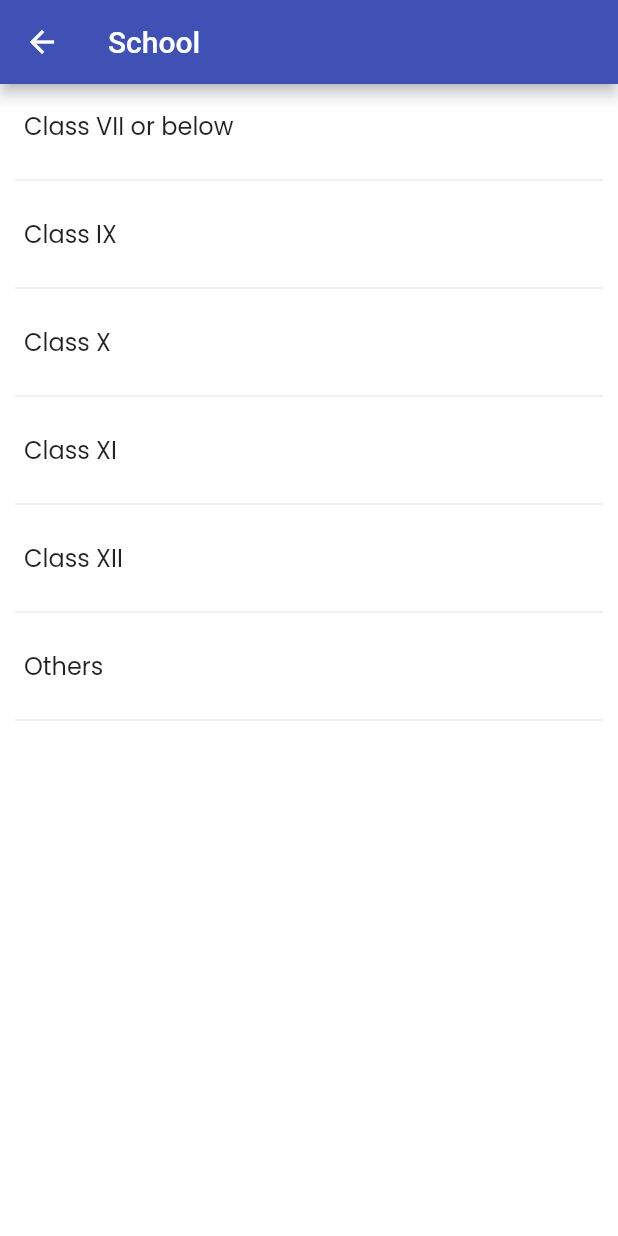
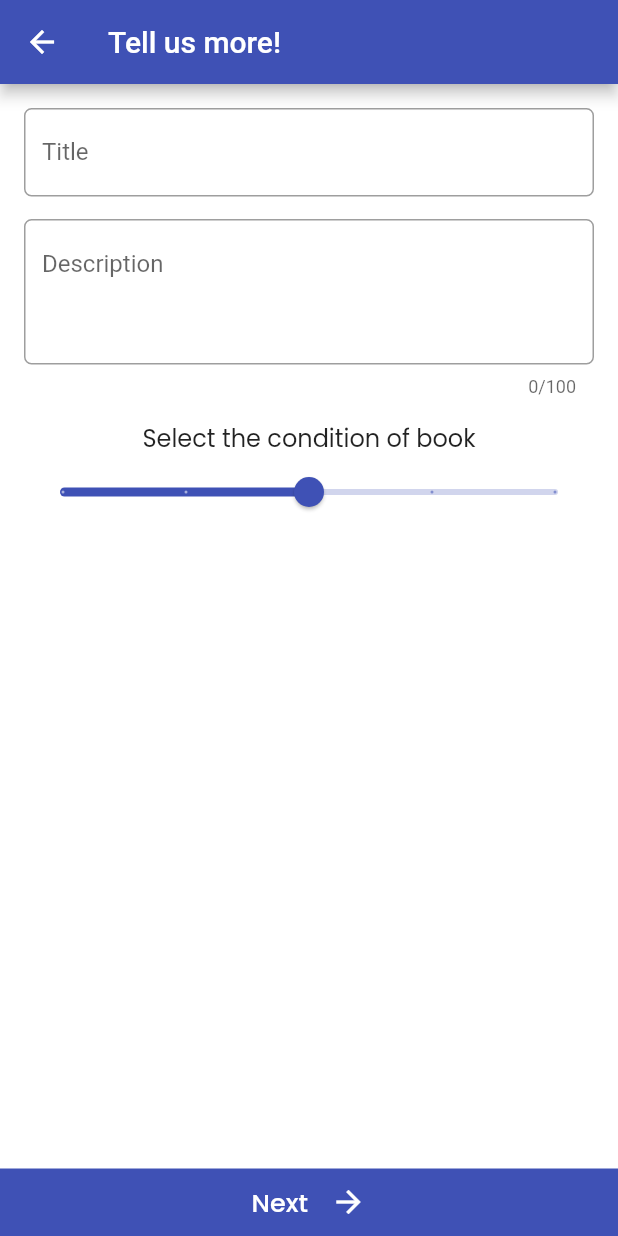
Before and after one commit to ishanknijhawan/BookLord, a Flutter app: the FurtherCat screen opened directly with empty values, after a tap on "Class VII or below", on a phone screen of 412 x 824 dp. Run offline on Flutter 3.47's test engine with Material 2 defaults, Android fonts, the phone set to English and light mode, and no system bars; our stand-ins replace carousel_slider, cloud_firestore, firebase_auth, image_picker; missing offline and left inert: multi_image_picker; accounts and stored records are empty.

```diff
--- a/lib/data/categories.dart
+++ b/lib/data/categories.dart
@@ -61,6 +61,10 @@ class Categories {
     },
     {
       'category': 'Others',
+      'further': [
+        'test',
+        'test',
+      ],
     },
   ];
 }
--- a/lib/models/ad_model.dart
+++ b/lib/models/ad_model.dart
@@ -1,23 +1,27 @@
-import 'package:flutter/cupertino.dart';
-
 import '../models/ad_location.dart';
 
 class AdModel {
-  final String id;
-  final double price;
-  final String title;
-  final List<String> categories;
-  final List<String> images;
-  final String userId;
-  final Location location;
+  String id;
+  double price;
+  String title;
+  String description;
+  List<String> categories;
+  List<String> images;
+  String userId;
+  Location location;
+  String condition;
+  bool isSold;
 
   AdModel({
     this.id,
     this.price,
     this.title,
     this.categories,
+    this.description,
     this.images,
     this.userId,
     this.location,
+    this.condition,
+    this.isSold,
   });
 }
--- a/lib/provider/ad_provider.dart
+++ b/lib/provider/ad_provider.dart
@@ -1,11 +1,28 @@
 import 'package:flutter/cupertino.dart';
 
 import '../models/ad_model.dart';
+import '../data/categories.dart';
 
 class AdProvider with ChangeNotifier {
   List<AdModel> _items = [];
+  AdModel _adModel = AdModel();
+  var cats = Categories.storedCategories;
 
   List<AdModel> get items {
     return [..._items];
   }
+
+  void addCategory(String cat) {
+    cats.add(cat);
+  }
+
+  void addTitleAndStuff(String title, String desc, String condition) {
+    if (_adModel == null) {
+      _adModel = AdModel();
+    }
+
+    _adModel.title = title;
+    _adModel.condition = condition;
+    _adModel.description = desc;
+  }
 }
--- /dev/null
+++ b/lib/screens/add/book_info_one.dart
@@ -0,0 +1,20 @@
+import 'package:chat_app/widgets/add/info_form.dart';
+import 'package:flutter/material.dart';
+
+class BookInfoOne extends StatefulWidget {
+  static const routeName = './book_info';
+  @override
+  _BookInfoOneState createState() => _BookInfoOneState();
+}
+
+class _BookInfoOneState extends State<BookInfoOne> {
+  @override
+  Widget build(BuildContext context) {
+    return Scaffold(
+      appBar: AppBar(
+        title: Text('Tell us more!'),
+      ),
+      body: BookInfoForm(),
+    );
+  }
+}
--- a/lib/screens/further_cat.dart
+++ b/lib/screens/add/further_cat.dart
@@ -1,6 +1,10 @@
 import 'package:flutter/material.dart';
 
+import 'package:provider/provider.dart';
+
 import 'package:chat_app/data/categories.dart';
+import 'package:chat_app/provider/ad_provider.dart';
+import 'package:chat_app/screens/add/book_info_one.dart';
 
 class FurtherCat extends StatelessWidget {
   static const routeName = './further_cat';
@@ -21,8 +25,14 @@ class FurtherCat extends StatelessWidget {
             children: [
               ListTile(
                 onTap: () {
-                  Categories.addCategory(cats['further'][i]);
-                  print(Categories.storedCategories);
+                  //Categories.addCategory(cats['further'][i]);
+                  Provider.of<AdProvider>(
+                    context,
+                    listen: false,
+                  ).addCategory(cats['further'][i]);
+                  Navigator.of(context).pushNamed(
+                    BookInfoOne.routeName,
+                  );
                 },
                 title: Text(
                   cats['further'][i],
--- a/lib/screens/auth_screen.dart
+++ b/lib/screens/auth/auth_screen.dart
@@ -4,8 +4,8 @@ import 'package:firebase_auth/firebase_auth.dart';
 import 'package:cloud_firestore/cloud_firestore.dart';
 import 'package:flutter/services.dart';
 
-import '../widgets/auth/auth_form.dart';
-import 'tabs/chat_screen.dart';
+import '../../widgets/auth/auth_form.dart';
+import '../tabs/chat_screen.dart';
 
 class AuthScreen extends StatefulWidget {
   @override
--- a/lib/screens/tabs/add_product_screen.dart
+++ b/lib/screens/tabs/add_product_screen.dart
@@ -1,6 +1,6 @@
 import 'package:flutter/material.dart';
 
-import 'package:chat_app/widgets/categories/category_item.dart';
+import 'package:chat_app/widgets/add/category_item.dart';
 import 'package:chat_app/data/categories.dart';
 
 class AddProduct extends StatelessWidget {
--- a/lib/screens/tabs/ads_tab_screen.dart
+++ b/lib/screens/tabs/ads_tab_screen.dart
@@ -1,7 +1,7 @@
 import 'package:flutter/material.dart';
 
-import '../my_ads_screen.dart';
-import '../favorite_ads_screen.dart';
+import '../favs/my_ads_screen.dart';
+import '../favs/favorite_ads_screen.dart';
 
 class AdsTabScreen extends StatefulWidget {
   @override
--- /dev/null
+++ b/lib/widgets/add/info_form.dart
@@ -0,0 +1,191 @@
+import 'package:flutter/material.dart';
+
+import 'package:provider/provider.dart';
+
+import 'package:chat_app/provider/ad_provider.dart';
+import 'package:chat_app/screens/add/adding_images_screen.dart';
+
+class BookInfoForm extends StatefulWidget {
+  @override
+  _BookInfoFormState createState() => _BookInfoFormState();
+}
+
+class _BookInfoFormState extends State<BookInfoForm> {
+  final _formKey = GlobalKey<FormState>();
+  String title = '';
+  String desc = '';
+  String _prevValue = '';
+  Map<String, String> sliderValueMap = {
+    '0': 'Ughh',
+    '25': 'Managable',
+    '50': 'Good',
+    '75': 'Rarely used',
+    '100': 'Brand New',
+  };
+  var sliderValue = 50.0;
+  //var textController = TextEditingController();
+  var counterText = 0;
+  var isLogin = true;
+
+  void trySubmit() {
+    final isValidate = _formKey.currentState.validate();
+    //to remove soft keyboard after submitting
+    FocusScope.of(context).unfocus();
+    if (isValidate) {
+      _formKey.currentState.save();
+      Provider.of<AdProvider>(
+        context,
+        listen: false,
+      ).addTitleAndStuff(
+        title,
+        desc,
+        sliderValueMap[sliderValue.toInt().toString()],
+      );
+      Navigator.of(context).pushNamed(AddingImagesScreen.routeName);
+    }
+  }
+
+  Widget counter(
+    BuildContext context, {
+    int currentLength,
+    int maxLength,
+    bool isFocused,
+  }) {
+    return Text(
+      '$currentLength/$maxLength',
+      style: TextStyle(
+        color: Colors.grey,
+      ),
+      semanticsLabel: 'character count',
+    );
+  }
+
+  @override
+  Widget build(BuildContext context) {
+    return Column(children: [
+      Expanded(
+        child: Form(
+          key: _formKey,
+          child: Padding(
+            padding: EdgeInsets.all(16),
+            child: Column(
+              children: [
+                TextFormField(
+                  key: ValueKey('title'),
+                  validator: (value) {
+                    if (value.length > 10) {
+                      return null;
+                    } else {
+                      return 'Title should be more than 10 characters';
+                    }
+                  },
+                  decoration: InputDecoration(
+                    labelText: 'Title',
+                    border: OutlineInputBorder(
+                      borderRadius: BorderRadius.circular(5.0),
+                      borderSide: BorderSide(
+                        color: Colors.grey,
+                      ),
+                    ),
+                  ),
+                  onSaved: (newValue) {
+                    title = newValue;
+                  },
+                ),
+                SizedBox(
+                  height: 15,
+                ),
+                TextFormField(
+                  key: ValueKey('desc'),
+                  onChanged: (value) {
+                    if (_prevValue.length > value.length) {
+                      setState(() {
+                        counterText--;
+                      });
+                    } else {
+                      setState(() {
+                        counterText++;
+                      });
+                    }
+                    _prevValue = value;
+                  },
+                  validator: (value) {
+                    if (value.length > 15) {
+                      return null;
+                    } else {
+                      return 'description must be atleast 15 characters';
+                    }
+                  },
+                  keyboardType: TextInputType.multiline,
+                  maxLines: 3,
+                  decoration: InputDecoration(
+                    alignLabelWithHint: true,
+                    counterText: '$counterText/100',
+                    labelText: 'Description',
+                    border: OutlineInputBorder(
+                      borderRadius: BorderRadius.circular(5.0),
+                      borderSide: BorderSide(
+                        color: Colors.grey,
+                      ),
+                    ),
+                  ),
+                  onSaved: (newValue) {
+                    desc = newValue;
+                  },
+                  maxLength: 100,
+                ),
+                SizedBox(
+                  height: 15,
+                ),
+                Text(
+                  'Select the condition of book',
+                  style: TextStyle(
+                    fontFamily: 'Poppins',
+                    fontSize: 16,
+                  ),
+                ),
+                Slider.adaptive(
+                  value: sliderValue,
+                  min: 0,
+                  max: 100,
+                  divisions: 4,
+                  label: sliderValueMap[sliderValue.toInt().toString()],
+                  onChanged: (value) {
+                    setState(() {
+                      sliderValue = value;
+                    });
+                  },
+                ),
+              ],
+            ),
+          ),
+        ),
+      ),
+      RaisedButton(
+        child: Padding(
+          padding: EdgeInsets.all(10),
+          child: Row(
+            mainAxisAlignment: MainAxisAlignment.center,
+            children: [
+              Text(
+                'Next',
+                style: TextStyle(fontSize: 17, fontFamily: 'Poppins'),
+              ),
+              SizedBox(
+                width: 15,
+              ),
+              Icon(Icons.arrow_forward),
+            ],
+          ),
+        ),
+        onPressed: trySubmit,
+        elevation: 0,
+        shape: RoundedRectangleBorder(
+          borderRadius: BorderRadius.zero,
+        ),
+        color: Theme.of(context).primaryColor,
+        materialTapTargetSize: MaterialTapTargetSize.shrinkWrap,
+      )
+    ]);
+  }
+}
--- a/pubspec.yaml
+++ b/pubspec.yaml
@@ -36,6 +36,9 @@ dependencies:
     path: ^1.7.0
     location: ^3.0.2
     geolocator: ^6.1.4
+    multi_image_picker: ^4.7.14
+    firebase_storage: ^3.1.5
+    carousel_slider: ^2.3.1
 
 dev_dependencies:
     flutter_test:
```
Also changed, not shown: lib/data/dummy_data.dart (deleted, +0 -20 lines), lib/main.dart (+16 -3 lines), lib/screens/add/adding_images_screen.dart (added, +275 -0 lines), lib/widgets/add/category_item.dart (renamed from lib/widgets/categories/category_item.dart, +9 -2 lines), lib/screens/favs/favorite_ads_screen.dart (renamed from lib/screens/favorite_ads_screen.dart), lib/screens/favs/my_ads_screen.dart (renamed from lib/screens/my_ads_screen.dart), pubspec.lock, 1 other file.
